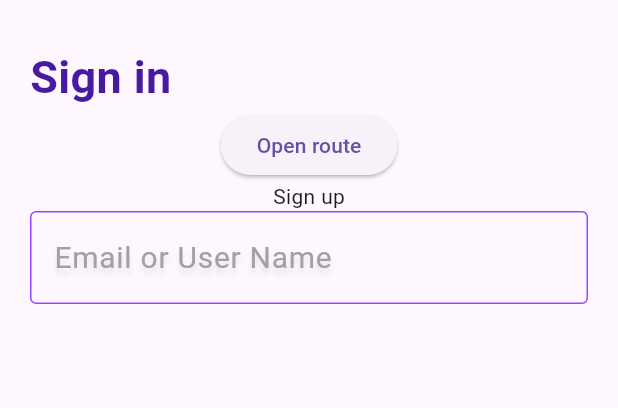
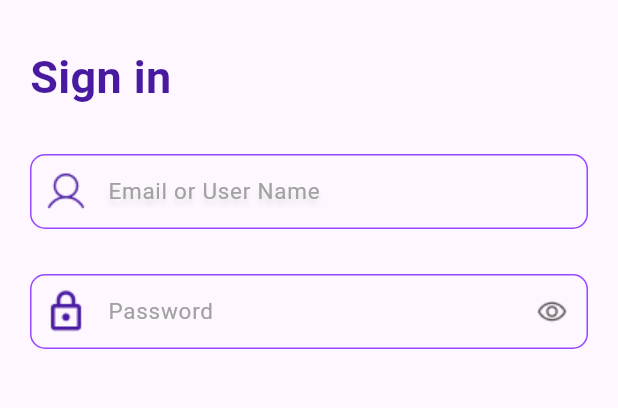
Before and after one commit to ddmuzyk/account-app, a Flutter app: the screen it shows after launch, on a phone screen of 412 x 824 dp, the part 287-695 px from its top. Run offline on Flutter 3.47's test engine with Material 3 defaults, Android fonts, the light colour scheme and no system bars.

Commit message:
configure text inputs

```diff
--- a/lib/utils/my_images.dart
+++ b/lib/utils/my_images.dart
@@ -1,4 +1,7 @@
 class MyImages {
   static const _assetsFolder = 'assets/images';
   static const logo = '$_assetsFolder/logo.png';
+  static const user = '$_assetsFolder/user.png';
+  static const password = '$_assetsFolder/password.png';
+  static const eye = '$_assetsFolder/eye.png';
 }
--- a/lib/views/login/login_view.dart
+++ b/lib/views/login/login_view.dart
@@ -29,31 +29,40 @@ class _LoginViewState extends State<LoginView> {
                 const SizedBox(height: 30),
                 Align(
                     alignment: Alignment.centerLeft,
-                    child: _signInText('Sign in')),
-                ElevatedButton(
-                  child: const Text('Open route'),
-                  onPressed: () {
-                    Navigator.push(
-                      context,
-                      MaterialPageRoute(
-                        builder: (context) => const RegisterView(),
-                      ),
-                    );
-                  },
-                ),
-                GestureDetector(
-                  child: const Text('Sign up'),
-                  onTap: () {
-                    setState(() {
-                      boolValue = !boolValue;
-                    });
-                  },
-                  onDoubleTap: () => print('clicked twice'),
-                ),
+                    child: _signInText('Sign in'),),
+                const SizedBox(height: 30),
+                // ElevatedButton(
+                //   child: const Text('Open route'),
+                //   onPressed: () {
+                //     Navigator.push(
+                //       context,
+                //       MaterialPageRoute(
+                //         builder: (context) => const RegisterView(),
+                //       ),
+                //     );
+                //   },
+                // ),
+                // GestureDetector(
+                //   child: const Text('Sign up'),
+                //   onTap: () {
+                //     setState(() {
+                //       boolValue = !boolValue;
+                //     });
+                //   },
+                //   onDoubleTap: () => print('clicked twice'),
+                // ),
                 const BasicTextFormField(
                   initialValue: '',
                   hintText: 'Email or User Name',
+                  prefixIcon: MyImages.user,
                   withShadow: true,
+                ),
+                const SizedBox(height: 30),
+                const BasicTextFormField(
+                  initialValue: '',
+                  hintText: 'Password',
+                  prefixIcon: MyImages.password,
+                  suffixIcon: MyImages.eye,
                 ),
               ],
             ),
--- a/lib/views/widgets/basic_text_form_field.dart
+++ b/lib/views/widgets/basic_text_form_field.dart
@@ -1,28 +1,39 @@
 import 'package:dsw_52745/utils/my_colors.dart';
+import 'package:dsw_52745/utils/my_images.dart';
 import 'package:flutter/material.dart';
 
 class BasicTextFormField extends StatelessWidget {
   final String initialValue;
   final String hintText;
+  final String prefixIcon;
+  final String? suffixIcon;
   final bool withShadow;
 
-  const BasicTextFormField({required this.initialValue, required this.hintText, super.key, this.withShadow = false});
+  const BasicTextFormField({required this.initialValue, required this.hintText, required this.prefixIcon, super.key, this.withShadow = false, this.suffixIcon});
 
 
   @override
   Widget build(BuildContext context) {
     final List<Shadow> shadow = withShadow ? [Shadow(color: MyColors.black.withAlpha(25), blurRadius: 4, offset: const Offset(0, 4))] : [];
 
-    return TextFormField(
+    return SizedBox(
+      height: 50,
+      child: TextFormField(
         initialValue: '',
         decoration: InputDecoration(
+          prefixIcon: Image.asset(prefixIcon),
+          suffixIcon: suffixIcon != null ? Image.asset(suffixIcon!) : null,
+          contentPadding: const EdgeInsets.symmetric(vertical: 15),
           hintText: hintText,
-        hintStyle: TextStyle(fontSize: 20, color: MyColors.grey, shadows: shadow),
+          hintStyle: TextStyle(fontSize: 15, color: MyColors.grey, shadows: shadow),
           enabledBorder: OutlineInputBorder(
             borderSide: BorderSide(color: MyColors.purple2),
+            borderRadius: BorderRadius.circular(10),
           ),
-        focusedBorder: const OutlineInputBorder(
-          borderSide: BorderSide(color: Colors.blue),
+          focusedBorder: OutlineInputBorder(
+            borderSide: const BorderSide(color: Colors.blue),
+            borderRadius: BorderRadius.circular(10),
+          ),
         ),
       ),
     );
```
Also changed, not shown: assets/images/eye.png (added), assets/images/password.png (added), assets/images/user.png (added). Lines whose indentation alone changed are shown as unchanged.
